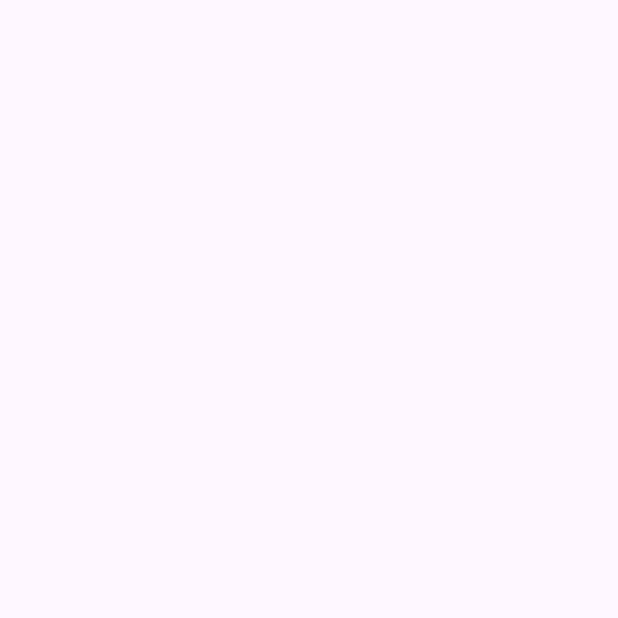
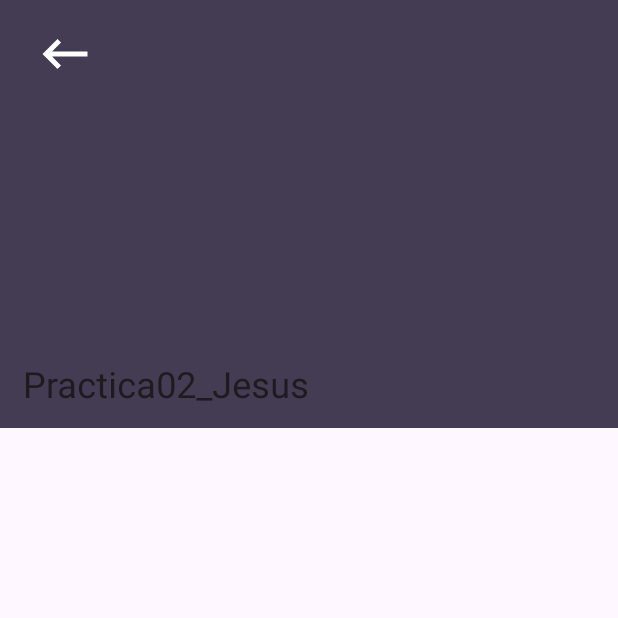
Before and after one commit to jperric300/Practica02_Definitiva_Jesus, an Android app: the AttendanceActivity screen opened directly, with no data from a screen before it, on a phone screen of 412 x 824 dp, the top half of it. Before the commit the part shown is empty. Run offline under Robolectric (Android 15) with nearby library versions, the phone set to English and light mode, and no system bars.

Commit message:
Fix acabado

```diff
--- a/app/build.gradle.kts
+++ b/app/build.gradle.kts
@@ -9,7 +9,7 @@ android {
 
     defaultConfig {
         applicationId = "com.example.practica02_definitiva_jesus"
-        minSdk = 34
+        minSdk = 31
         targetSdk = 34
         versionCode = 1
         versionName = "1.0"
@@ -33,6 +33,7 @@ android {
     kotlinOptions {
         jvmTarget = "1.8"
     }
+    buildToolsVersion = "33.0.1"
 }
 
 dependencies {
@@ -42,8 +43,10 @@ dependencies {
     implementation("com.google.android.material:material:1.10.0")
     implementation("androidx.constraintlayout:constraintlayout:2.1.4")
     implementation("androidx.viewpager2:viewpager2:1.0.0")
+    implementation("androidx.coordinatorlayout:coordinatorlayout:1.2.0")
     testImplementation("junit:junit:4.13.2")
     androidTestImplementation("androidx.test.ext:junit:1.1.5")
     androidTestImplementation("androidx.test.espresso:espresso-core:3.5.1")
     implementation("de.hdodenhof:circleimageview:2.2.0")
+    implementation("androidx.palette:palette:1.0.0")
 }
--- a/app/src/main/java/com/example/practica02_definitiva_jesus/AttendanceActivity.kt
+++ b/app/src/main/java/com/example/practica02_definitiva_jesus/AttendanceActivity.kt
@@ -2,10 +2,36 @@ package com.example.practica02_definitiva_jesus
 
 import androidx.appcompat.app.AppCompatActivity
 import android.os.Bundle
+import android.widget.ImageView
+import android.widget.TextView
+import androidx.appcompat.widget.Toolbar
+import com.example.practica02_definitiva_jesus.data.Student
+
+private var toolbar: Toolbar? = null
+private var imageUserView: ImageView? = null
+private var nameUserLayout:Toolbar?=null
 
 class AttendanceActivity : AppCompatActivity() {
     override fun onCreate(savedInstanceState: Bundle?) {
         super.onCreate(savedInstanceState)
         setContentView(R.layout.activity_attendance)
+
+        val intent = intent
+        val student = intent.getSerializableExtra("student") as? Student
+        val userImageView = findViewById<ImageView>(R.id.imageUser)
+        student?.imageUser?.let { userImageView.setImageResource(it) }
+        val nameUserView = findViewById<TextView>(R.id.nameUserLayout)
+        nameUserView.text = student?.name.orEmpty()
+        val surnameUserView = findViewById<TextView>(R.id.surnameUserLayout)
+        surnameUserView.text = student?.surname.orEmpty()
+
+        toolbar = findViewById (R.id.toolbar)
+        setSupportActionBar(toolbar)
+
+
+
+
     }
+
+
 }
--- a/app/src/main/java/com/example/practica02_definitiva_jesus/Data/Tutor.kt
+++ /dev/null
@@ -1,4 +0,0 @@
-package com.example.practica02_definitiva_jesus.Data
-
-class Tutor(nombre:String, apellidos:String) : Person(nombre , apellidos){
-}
--- /dev/null
+++ b/app/src/main/java/com/example/practica02_definitiva_jesus/data/Person.kt
@@ -0,0 +1,5 @@
+package com.example.practica02_definitiva_jesus.data
+
+import java.io.Serializable
+
+open class Person(val name:String, val surname:String) : Serializable{}
--- /dev/null
+++ b/app/src/main/java/com/example/practica02_definitiva_jesus/data/Student.kt
@@ -0,0 +1,3 @@
+package com.example.practica02_definitiva_jesus.data
+
+class Student(name:String, surname:String, val email:String, val center:String, val city:String, val imageUser:Int ) : Person(name, surname) {}
--- /dev/null
+++ b/app/src/main/java/com/example/practica02_definitiva_jesus/data/Tutor.kt
@@ -0,0 +1,3 @@
+package com.example.practica02_definitiva_jesus.data
+
+class Tutor(name:String, surname:String) : Person(name , surname){}
--- /dev/null
+++ b/app/src/main/res/drawable/recoil_arrow.xml
@@ -0,0 +1,5 @@
+<vector android:autoMirrored="true" android:height="40dp"
+    android:tint="#FFFFFF" android:viewportHeight="24"
+    android:viewportWidth="24" android:width="40dp" xmlns:android="http://schemas.android.com/apk/res/android">
+    <path android:fillColor="@android:color/white" android:pathData="M21,11H6.83l3.58,-3.59L9,6l-6,6 6,6 1.41,-1.41L6.83,13H21z"/>
+</vector>
--- a/app/src/main/res/layout/activity_attendance.xml
+++ b/app/src/main/res/layout/activity_attendance.xml
@@ -1,9 +1,93 @@
 <?xml version="1.0" encoding="utf-8"?>
-<androidx.constraintlayout.widget.ConstraintLayout xmlns:android="http://schemas.android.com/apk/res/android"
+<androidx.coordinatorlayout.widget.CoordinatorLayout xmlns:android="http://schemas.android.com/apk/res/android"
     xmlns:app="http://schemas.android.com/apk/res-auto"
     xmlns:tools="http://schemas.android.com/tools"
     android:layout_width="match_parent"
     android:layout_height="match_parent"
+    android:fitsSystemWindows="true"
     tools:context=".AttendanceActivity">
 
-</androidx.constraintlayout.widget.ConstraintLayout>
+
+    <com.google.android.material.appbar.AppBarLayout
+        android:id="@+id/appBarLayout"
+        android:layout_width="match_parent"
+        android:layout_height="wrap_content"
+        android:background="#443C53"
+        android:fitsSystemWindows="true">
+
+    <com.google.android.material.appbar.CollapsingToolbarLayout
+        android:id="@+id/collapsingToolbarLayout"
+        android:layout_width="match_parent"
+        android:layout_height="285dp"
+        android:fitsSystemWindows="true"
+        app:contentScrim="@color/design_default_color_on_primary"
+        app:expandedTitleMarginBottom="20dp"
+        app:expandedTitleMarginStart="15dp"
+        app:layout_scrollFlags="scroll|exitUntilCollapsed|snap">
+
+
+        <ImageButton
+            android:id="@+id/imageButton5"
+            android:layout_width="66dp"
+            android:layout_height="51dp"
+            android:layout_marginTop="10dp"
+            android:layout_marginLeft="10dp"
+            android:background="@android:color/transparent"
+            app:layout_anchor="@+id/imageButton4"
+            app:layout_anchorGravity="center"
+            app:srcCompat="@drawable/recoil_arrow" />
+
+        <ImageView
+            android:id="@+id/imageUser"
+            android:layout_width="80dp"
+            android:layout_height="80dp"
+            android:layout_marginLeft="30dp"
+            android:layout_marginTop="100dp"
+            android:layout_marginBottom="100dp"
+            android:fitsSystemWindows="true"
+            app:layout_collapseMode="parallax"></ImageView>
+
+        <TextView
+            android:id="@+id/nameUserLayout"
+            android:layout_width="match_parent"
+            android:layout_height="wrap_content"
+            android:layout_marginLeft="125dp"
+            android:layout_marginTop="110dp"
+            android:layout_marginRight="90dp"
+            android:textColor="@color/design_default_color_on_primary" />
+        <TextView
+            android:id="@+id/surnameUserLayout"
+            android:layout_width="match_parent"
+            android:layout_height="wrap_content"
+            android:layout_marginLeft="125dp"
+            android:layout_marginTop="140dp"
+            android:layout_marginRight="90dp"
+            android:textColor="@color/design_default_color_on_primary" />
+
+        <androidx.appcompat.widget.Toolbar
+            android:id="@+id/toolbar"
+            android:layout_width="match_parent"
+            android:layout_height="?actionBarSize"
+            app:contentInsetStart="0dp"
+            app:layout_collapseMode="pin">
+
+
+        </androidx.appcompat.widget.Toolbar>
+
+    </com.google.android.material.appbar.CollapsingToolbarLayout>
+
+    </com.google.android.material.appbar.AppBarLayout>
+
+    <androidx.core.widget.NestedScrollView
+        android:layout_width="match_parent"
+        android:layout_height="match_parent"
+        app:layout_behavior="@string/appbar_scrolling_view_behavior"
+>
+
+        <TextView
+            android:layout_width="match_parent"
+            android:layout_height="match_parent"></TextView>
+
+    </androidx.core.widget.NestedScrollView>
+
+</androidx.coordinatorlayout.widget.CoordinatorLayout>
--- a/app/src/main/res/layout/fragment_demo_object.xml
+++ b/app/src/main/res/layout/fragment_demo_object.xml
@@ -4,7 +4,7 @@
     xmlns:tools="http://schemas.android.com/tools"
     android:layout_width="match_parent"
     android:layout_height="match_parent"
-    tools:context=".DemoObjectFragment">
+    tools:context=".StudentFragment">
 
     <TextView
         android:id="@+id/textView"
--- a/app/src/main/res/values/colors.xml
+++ b/app/src/main/res/values/colors.xml
@@ -3,5 +3,4 @@
     <color name="black">#FF000000</color>
     <color name="white">#FFFFFFFF</color>
     <color name="grey">#898585</color>
-
 </resources>
--- a/app/src/main/res/values/strings.xml
+++ b/app/src/main/res/values/strings.xml
@@ -1,5 +1,5 @@
 <resources>
-    <string name="app_name">Practica02_Definitiva_Jesus</string>
+    <string name="app_name">Practica02_Jesus</string>
     <!-- TODO: Remove or change this placeholder text -->
     <string name="hello_blank_fragment">Hello blank fragment</string>
 
```
Also changed, not shown: app/src/main/java/com/example/practica02_definitiva_jesus/Data/Person.kt (deleted, +0 -7 lines), app/src/main/java/com/example/practica02_definitiva_jesus/Data/Student.kt (deleted, +0 -8 lines), app/src/main/java/com/example/practica02_definitiva_jesus/MainActivity.kt (+2 -21 lines), app/src/main/java/com/example/practica02_definitiva_jesus/StudentFragment.kt (renamed from app/src/main/java/com/example/practica02_definitiva_jesus/DemoObjectFragment.kt, +56 -57 lines), app/src/main/java/com/example/practica02_definitiva_jesus/ViewPagerAdapter.kt (+2 -6 lines).
